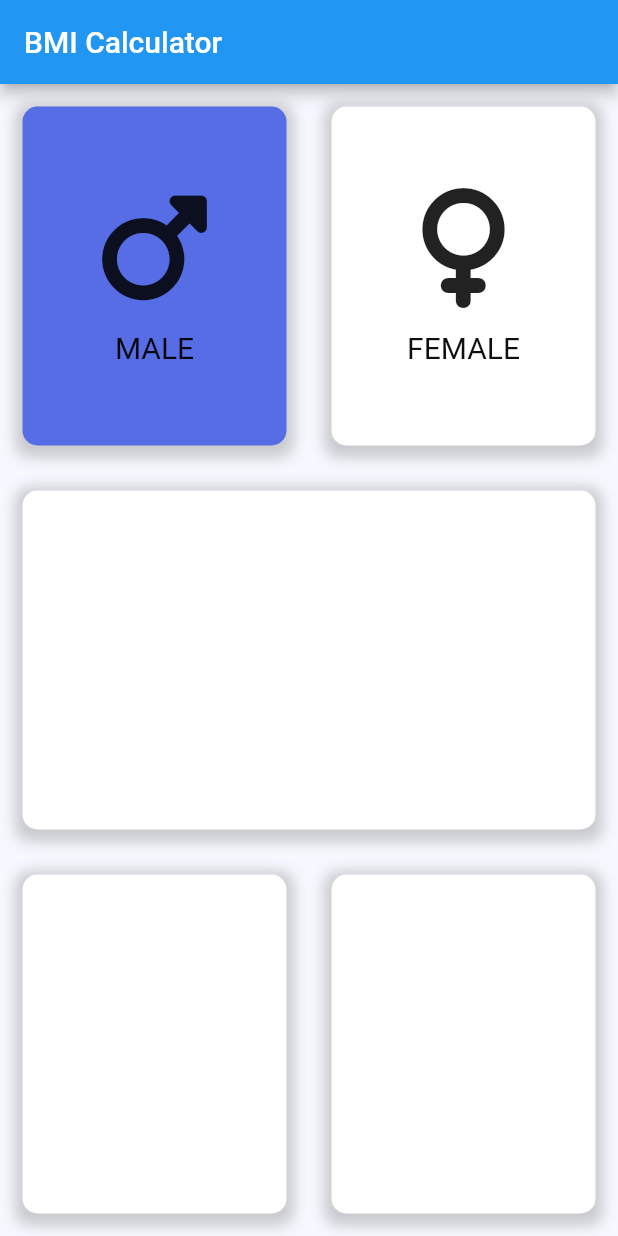
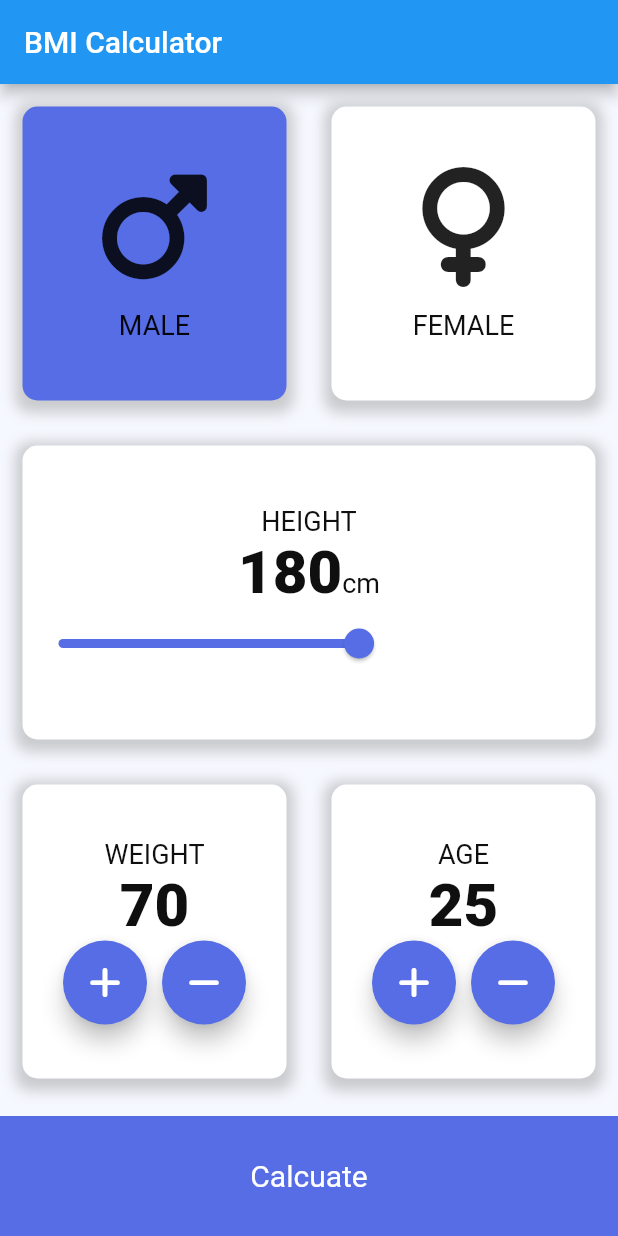
Before and after one commit to joao-lusa/BMI-flutter-calculator, a Flutter app: the screen it shows after launch, on a phone screen of 412 x 824 dp. Run offline on Flutter 3.47's test engine with Material 2 defaults, Android fonts, the phone set to English and light mode, and no system bars; our stand-ins replace font_awesome_flutter.

Commit message:
botões pegando

```diff
--- a/bmicalculatorapp/lib/container_box_sexo.dart
+++ b/bmicalculatorapp/lib/container_box.dart
@@ -1,11 +1,11 @@
 import 'package:flutter/cupertino.dart';
 import 'package:flutter/material.dart';
 
-class ContainerBoxSexo extends StatelessWidget {
+class ContainerBox extends StatelessWidget {
   final Color boxColor;
   final Widget childWidget;
 
-  ContainerBoxSexo({required this.boxColor, required this.childWidget});
+  ContainerBox({required this.boxColor, required this.childWidget});
 
   @override
   Widget build(BuildContext context) {
--- /dev/null
+++ b/bmicalculatorapp/lib/data_container.dart
@@ -0,0 +1,43 @@
+import 'package:flutter/cupertino.dart';
+
+const textStyle1 = TextStyle(
+  color: Color(0xFF0000000),
+  fontSize: 18.0,
+);
+
+const textStyle2 = TextStyle(
+  color: Color(0xFF0000000),
+  fontSize: 40.0,
+  fontWeight: FontWeight.w900
+);
+
+const textStyle3 = TextStyle(
+  color: Color(0xFFfffffff),
+  fontSize: 20.0,
+);
+
+class DataContainer extends StatelessWidget {
+
+  DataContainer({required this.icon, required this.title,});
+
+  final IconData icon;
+  final String title;
+
+  @override
+  Widget build(BuildContext context) {
+    return Column(
+      mainAxisAlignment: MainAxisAlignment.center,
+      children: <Widget>[
+        Icon(
+          icon,
+          size: 80.0,
+        ),
+        SizedBox(height: 15.0),
+        Text(
+          title,
+          style: textStyle1
+        ),
+      ],
+    );
+  }
+}
--- a/bmicalculatorapp/lib/data_container_sexo.dart
+++ /dev/null
@@ -1,32 +0,0 @@
-import 'package:flutter/cupertino.dart';
-
-class DataContainerSexo extends StatelessWidget {
-
-  static const textStyle1 = TextStyle(
-    color: Color(0xFF0000000),
-    fontSize: 20.0,
-  );
-  final IconData icon;
-  final String title;
-
-  DataContainerSexo({required this.icon, required this.title,});
-
-
-  @override
-  Widget build(BuildContext context) {
-    return Column(
-      mainAxisAlignment: MainAxisAlignment.center,
-      children: <Widget>[
-        Icon(
-          icon,
-          size: 80.0,
-        ),
-        SizedBox(height: 15.0),
-        Text(
-          title,
-          style: textStyle1
-        ),
-      ],
-    );
-  }
-}
--- a/bmicalculatorapp/lib/main_screen.dart
+++ b/bmicalculatorapp/lib/main_screen.dart
@@ -1,8 +1,7 @@
-import 'package:bmicalculatorapp/container_box_sexo.dart';
-import 'package:bmicalculatorapp/data_container_sexo.dart';
+import 'package:bmicalculatorapp/container_box.dart';
+import 'package:bmicalculatorapp/data_container.dart';
 import 'package:flutter/material.dart';
 import 'package:font_awesome_flutter/font_awesome_flutter.dart';
-
 
 const activeColor = Color(0xFF566de5);
 const inActiveColor = Color(0xFFffffffff);
@@ -15,29 +14,32 @@ class MainScreen extends StatefulWidget {
 }
 
 class _MainScreenState extends State<MainScreen> {
-
   Color maleBoxColor = activeColor;
   Color femaleBoxColor = inActiveColor;
+  int height = 180;
+  int weight = 70;
+  int age = 25;
 
-  void updateBoxColor(int gender){
-    if(gender == 1){
-      if(maleBoxColor == inActiveColor){
+  void updateBoxColor(int gender) {
+    if (gender == 1) {
+      if (maleBoxColor == inActiveColor) {
         maleBoxColor = activeColor;
         femaleBoxColor = inActiveColor;
-      }else{
+      } else {
         maleBoxColor = inActiveColor;
         femaleBoxColor = activeColor;
       }
-    }else{
-      if(femaleBoxColor == inActiveColor){
+    } else {
+      if (femaleBoxColor == inActiveColor) {
         femaleBoxColor = activeColor;
         maleBoxColor = inActiveColor;
-      }else{
+      } else {
         femaleBoxColor = inActiveColor;
         maleBoxColor = activeColor;
       }
     }
   }
+
   @override
   Widget build(BuildContext context) {
     return Scaffold(
@@ -50,85 +52,185 @@ class _MainScreenState extends State<MainScreen> {
               child: Row(children: <Widget>[
             Expanded(
                 child: GestureDetector(
-                onTap: (){
+                    onTap: () {
                       setState(() {
                         updateBoxColor(1);
                       });
                     },
-                child: ContainerBoxSexo(
+                    child: ContainerBox(
                       boxColor: maleBoxColor,
-                childWidget: DataContainerSexo(icon: FontAwesomeIcons.mars, title: 'MALE',),
-            )
-              )),
+                      childWidget: DataContainer(
+                        icon: FontAwesomeIcons.mars,
+                        title: 'MALE',
+                      ),
+                    ))),
             Expanded(
                 child: GestureDetector(
-                onTap: (){
+                    onTap: () {
                       setState(() {
                         updateBoxColor(2);
                       });
                     },
-                child: ContainerBoxSexo(
+                    child: ContainerBox(
                       boxColor: femaleBoxColor,
-                childWidget: DataContainerSexo (icon: FontAwesomeIcons.venus, title: 'FEMALE',),
+                      childWidget: DataContainer(
+                        icon: FontAwesomeIcons.venus,
+                        title: 'FEMALE',
+                      ),
+                    ))),
+          ])),
+          Expanded(
+            child: ContainerBox(
+              boxColor: Color(0xFFffffff),
+              childWidget: Column(
+                mainAxisAlignment: MainAxisAlignment.center,
+                children: <Widget>[
+                  Text(
+                    'HEIGHT',
+                    style: textStyle1,
+                  ),
+                  Row(
+                    mainAxisAlignment: MainAxisAlignment.center,
+                    crossAxisAlignment: CrossAxisAlignment.baseline,
+                    textBaseline: TextBaseline.alphabetic,
+                    children: <Widget>[
+                      Text(
+                        height.toString(),
+                        style: textStyle2,
+                      ),
+                      Text(
+                        'cm',
+                        style: textStyle1,
+                      ),
+                    ],
+                  ),
+                  Slider(
+                    value: height.toDouble(),
+                    min: 120,
+                    max: 220,
+                    activeColor: activeColor,
+                    inactiveColor: inActiveColor,
+                    onChanged: (double newValue) {
+                      setState(() {
+                        height = newValue.round();
+                      });
+                    },
                   )
-              )),
-          ])),
-
-          Expanded(
-            child: Container(
-              margin: EdgeInsets.all(15.0),
-              decoration: BoxDecoration(
-                borderRadius: BorderRadius.circular(10.0),
-                color: Color(0xFFffffff),
-                 boxShadow: [
-                  BoxShadow(
-                    color: Colors.grey.withOpacity(0.5),
-                    spreadRadius: 5.0,
-                    blurRadius: 7.0,
-                    offset: Offset(0, 3),
-                  ),
-                ]
+                ],
               ),
             ),
           ),
           Expanded(
               child: Row(children: <Widget>[
             Expanded(
-                child:Container(
-              margin: EdgeInsets.all(15.0),
-              decoration: BoxDecoration(
-                borderRadius: BorderRadius.circular(10.0),
-                color: Color(0xFFffffff),
-                 boxShadow: [
-                  BoxShadow(
-                    color: Colors.grey.withOpacity(0.5),
-                    spreadRadius: 5.0,
-                    blurRadius: 7.0,
-                    offset: Offset(0, 3),
+                child: ContainerBox(
+              boxColor: Color(0xFFffffff),
+              childWidget: Column(
+                mainAxisAlignment: MainAxisAlignment.center,
+                children: <Widget>[
+                  Text(
+                    'WEIGHT',
+                    style: textStyle1,
                   ),
-                ]
+                  Text(
+                    weight.toString(),
+                    style: textStyle2,
+                  ),
+                  Row(
+                    mainAxisAlignment: MainAxisAlignment.center,
+                    children: <Widget>[
+                      FloatingActionButton(
+                        onPressed: () {
+                          setState(() {
+                            weight++;
+                          });
+                        },
+                        backgroundColor: activeColor,
+                        child: Icon(FontAwesomeIcons.plus, color: Colors.white),
+                      ),
+                      SizedBox(
+                        width: 10.0,
+                      ),
+                      FloatingActionButton(
+                        onPressed: () {
+                          setState(() {
+                            if(weight > 0){
+                              weight--;
+                            }
+                          });
+                        },
+                        backgroundColor: activeColor,
+                        child: Icon(FontAwesomeIcons.minus, color: Colors.white),
+                      ),
+                    ],
+                  ),
+                ],
               ),
             )),
             Expanded(
-              child:Container(
-              margin: EdgeInsets.all(15.0),
-              decoration: BoxDecoration(
-                borderRadius: BorderRadius.circular(10.0),
-                color: Color(0xFFffffff),
-                 boxShadow: [
-                  BoxShadow(
-                    color: Colors.grey.withOpacity(0.5),
-                    spreadRadius: 5.0,
-                    blurRadius: 7.0,
-                    offset: Offset(0, 3),
+                  child: ContainerBox(
+              boxColor: Color(0xFFffffff),
+              childWidget: Column(
+                mainAxisAlignment: MainAxisAlignment.center,
+                children: <Widget>[
+                  Text(
+                    'AGE',
+                    style: textStyle1,
                   ),
-                ]
+                  Text(
+                    age.toString(),
+                    style: textStyle2,
+                  ),
+                  Row(
+                    mainAxisAlignment: MainAxisAlignment.center,
+                    children: <Widget>[
+                      FloatingActionButton(
+                        onPressed: () {
+                          setState(() {
+                            age++;
+                          });
+                        },
+                        backgroundColor: activeColor,
+                        child: Icon(FontAwesomeIcons.plus, color: Colors.white),
+                      ),
+                      SizedBox(
+                        width: 10.0,
+                      ),
+                      FloatingActionButton(
+                        onPressed: () {
+                          setState(() {
+                            if(age > 0){
+                              age--;
+                            }
+                          });
+                        },
+                        backgroundColor: activeColor,
+                        child: Icon(FontAwesomeIcons.minus, color: Colors.white),
+                      ),
+                    ],
+                  ),
+                ],
               ),
             )),
           ])),
+          Container(
+            child: Center(
+              child: Text(
+                'Calcuate',
+                style: textStyle3,
+              ),
+            ),
+            width: double.infinity,
+            height: 80.0,
+            color: activeColor,
+            margin: EdgeInsets.only(top: 10.0),
+          )
         ],
       ),
     );
   }
 }
-//22:2
+//29:46
+
+
+//31
```
Lines whose indentation alone changed are shown as unchanged.
